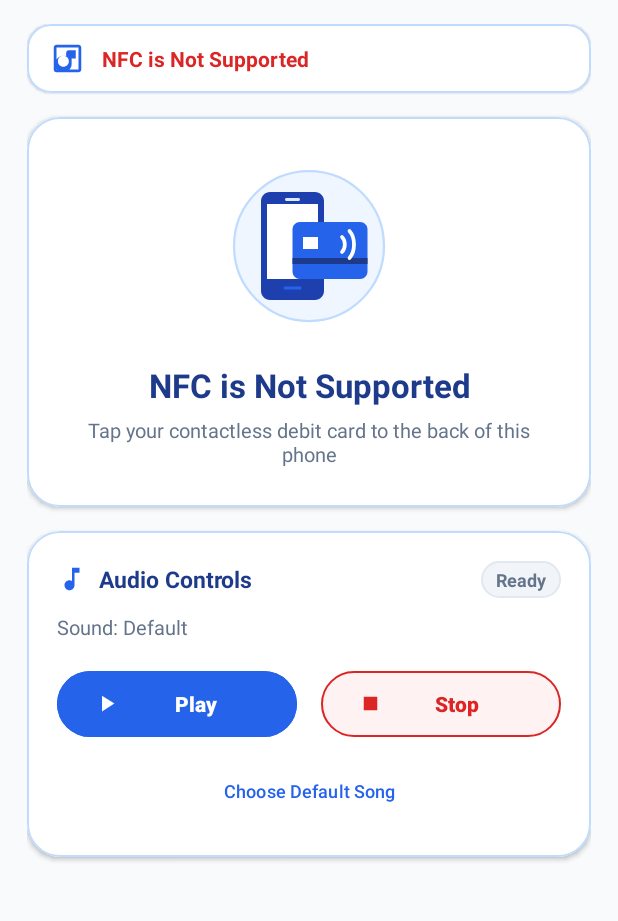
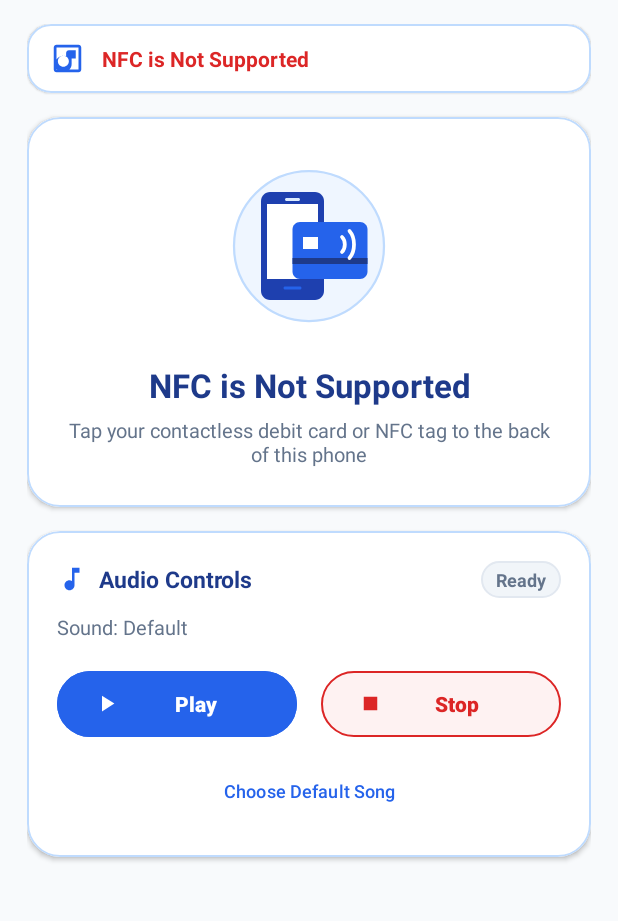
Before and after one commit to AtulPandey25/NFC-app, an Android app: the screen it shows after launch (MainActivity), on a phone screen of 412 x 824 dp, the part 96-1017 px from its top. Run offline under Robolectric (Android 15) with nearby library versions, the phone set to English and light mode, and no system bars.

Commit message:
Add individual NFC tag sound mapping by unique hardware UID alongside debit cards

```diff
--- a/app/src/main/java/com/example/nfcdebitplayer/EmvCardReader.kt
+++ b/app/src/main/java/com/example/nfcdebitplayer/EmvCardReader.kt
@@ -34,9 +34,9 @@ object EmvCardReader {
 
         if (isoDep == null) {
             return CardInfo(
-                id = uidHex,
-                displayName = "Card ($uidHex)",
-                scheme = "Card",
+                id = "TAG_$uidHex",
+                displayName = "NFC Tag ($uidHex)",
+                scheme = "NFC Tag",
                 isEmv = false
             )
         }
--- a/app/src/main/res/values/strings.xml
+++ b/app/src/main/res/values/strings.xml
@@ -9,13 +9,13 @@
 
     <!-- Detection Status Strings -->
     <string name="detection_waiting">Ready to Scan</string>
-    <string name="detection_prompt_hint">Tap your contactless debit card to the back of this phone</string>
+    <string name="detection_prompt_hint">Tap your contactless debit card or NFC tag to the back of this phone</string>
 
     <!-- Card Prompt Strings -->
     <string name="new_card_title">New Card Detected!</string>
     <string name="new_card_desc">No audio is linked to this card yet. Choose a song to link with it.</string>
     <string name="btn_assign_audio">Link Song to this Card</string>
-    <string name="btn_change_card_audio">Change Card Song</string>
+    <string name="btn_change_card_audio">Change Sound</string>
 
     <!-- Audio Controls Strings -->
     <string name="audio_status_title">Audio Controls</string>
```
Also changed, not shown: app/src/main/java/com/example/nfcdebitplayer/MainActivity.kt (+15 -5 lines).
